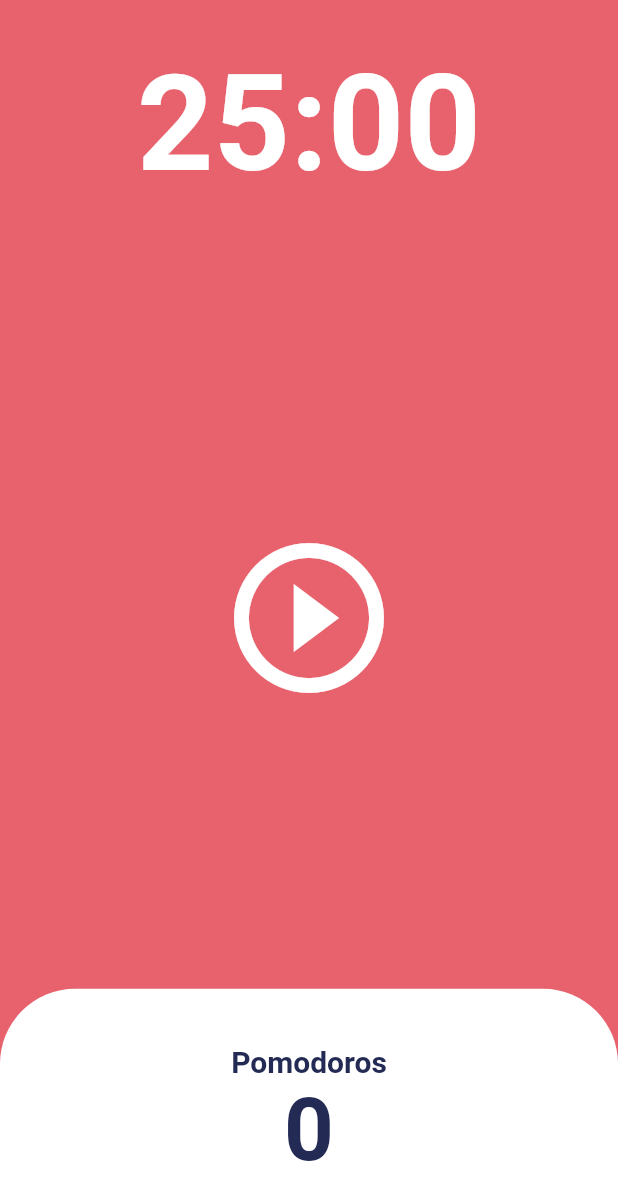
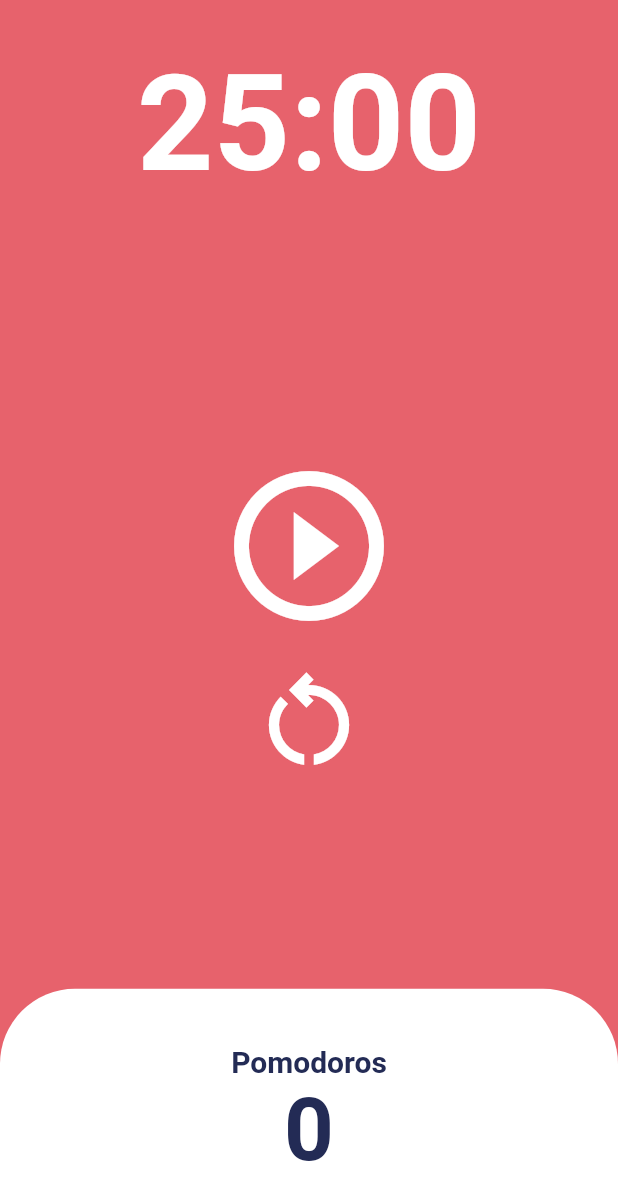
Before and after one commit to INnoVatioN-97/Pomodoro, a Flutter app: the screen it shows after launch, on a phone screen of 412 x 824 dp. Shown: the top 1200 px of the screen. Run offline on Flutter 3.47's test engine with Material 2 defaults, Android fonts, the phone set to English and light mode, and no system bars.

Commit message:
코드챌린지 : 버튼하나 더 달기(응애)

```diff
--- a/lib/screens/home_screen.dart
+++ b/lib/screens/home_screen.dart
@@ -74,15 +74,11 @@ class _HomeScreenState extends State<HomeScreen> {
         Flexible(
           flex: 3,
           child: Center(
-            child: GestureDetector(
-              onLongPress: () {
-                // clearTime
-                setState(() {
-                  isRunning = false;
-                  totalSeconds = timerSecond;
-                });
-                timer.cancel();
-              },
+            child: Column(
+              mainAxisAlignment: MainAxisAlignment.center,
+              children: [
+                GestureDetector(
+                  onLongPress: onClearTimer,
                   child: IconButton(
                     iconSize: 120,
                     color: Theme.of(context).cardColor,
@@ -91,6 +87,16 @@ class _HomeScreenState extends State<HomeScreen> {
                         ? Icons.pause_circle_outline
                         : Icons.play_circle_outline),
                   ),
+                ),
+                IconButton(
+                  onPressed: onClearTimer,
+                  icon: Icon(
+                    Icons.restart_alt_outlined,
+                    color: Theme.of(context).cardColor,
+                  ),
+                  iconSize: 80,
+                )
+              ],
             ),
           ),
         ),
@@ -135,4 +141,13 @@ class _HomeScreenState extends State<HomeScreen> {
       ]),
     );
   }
+
+  void onClearTimer() {
+    // clearTime
+    setState(() {
+      isRunning = false;
+      totalSeconds = timerSecond;
+    });
+    timer.cancel();
   }
+}
```
Lines whose indentation alone changed are shown as unchanged.
